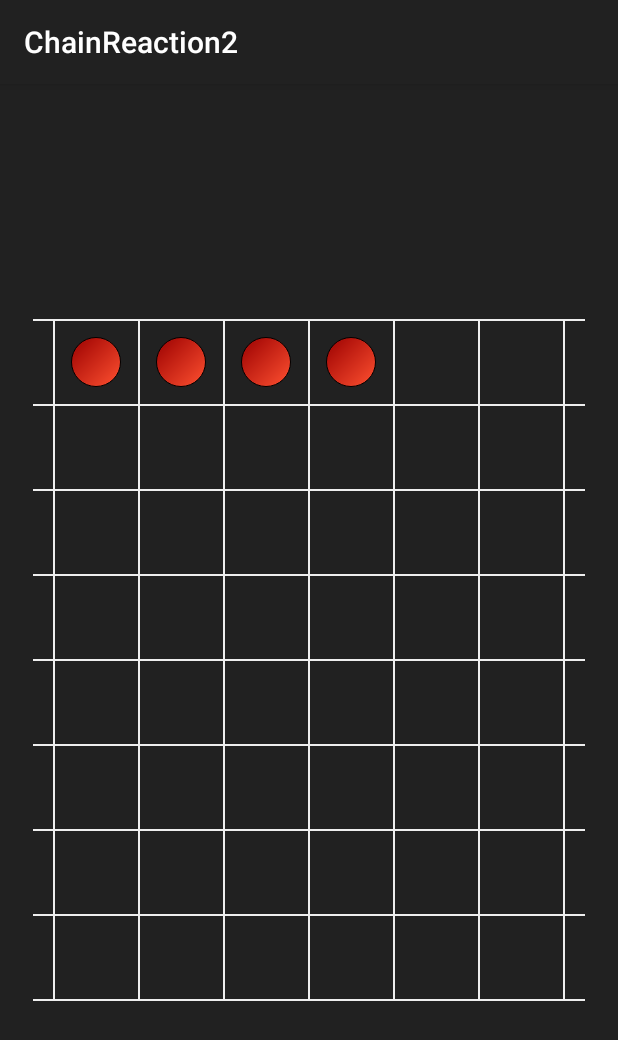
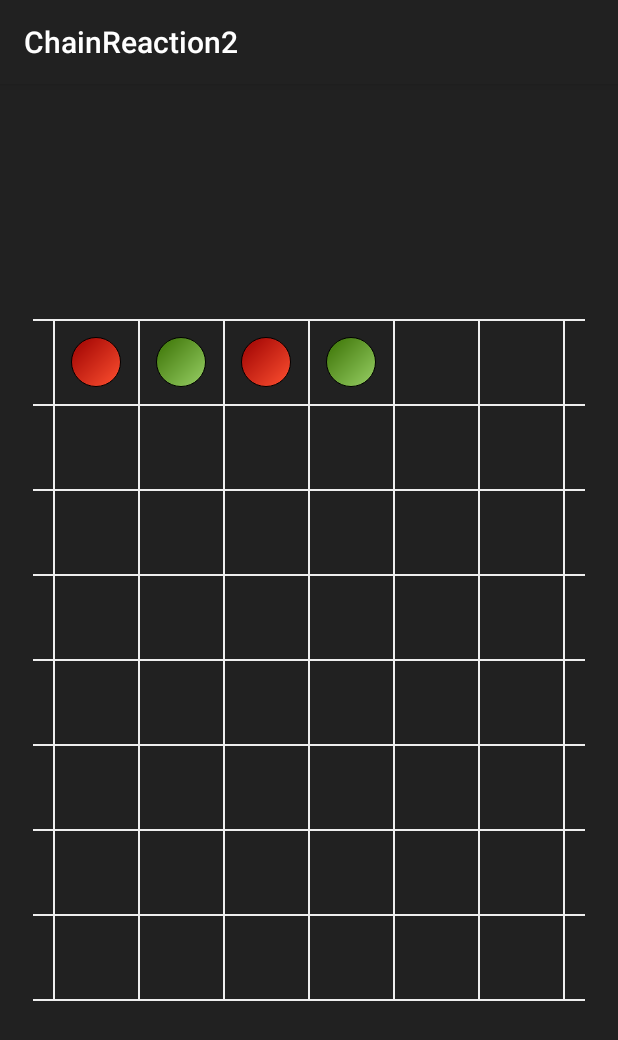
Before and after one commit to lorinczpeter94/ChainReaction2, an Android app: the MediumGameActivity screen opened directly, with no data from a screen before it, after a tap on an icon or button, on a phone screen of 412 x 824 dp. Shown: the top 1040 px of the screen. Run offline under Robolectric (Android 15) with nearby library versions, the phone set to English and light mode, and no system bars; 3 other taps on this screen came first.

Commit message:
multiplayer mode & next player done

```diff
--- a/app/src/main/java/com/example/lorinczpeter94/chainreaction2/gameActivity/MediumGameActivity.kt
+++ b/app/src/main/java/com/example/lorinczpeter94/chainreaction2/gameActivity/MediumGameActivity.kt
@@ -1,15 +1,13 @@
 package com.example.lorinczpeter94.chainreaction2.gameActivity
 
-import android.content.Context
-import android.graphics.Color
-import android.graphics.ColorFilter
+import android.graphics.drawable.Drawable
 import android.support.v7.app.AppCompatActivity
 import android.os.Bundle
 import android.support.v4.content.ContextCompat
 import android.view.View
 import android.widget.ImageView
-import android.widget.Toast
 import com.example.lorinczpeter94.chainreaction2.R
+import com.example.lorinczpeter94.chainreaction2.gameActivity.model.ActivePlayer
 import com.example.lorinczpeter94.chainreaction2.gameActivity.model.GameObject
 import com.example.lorinczpeter94.chainreaction2.gameActivity.presenter.GamePresenter
 import com.example.lorinczpeter94.chainreaction2.gameActivity.presenter.IGamePresenter
@@ -24,12 +22,14 @@ class MediumGameActivity : AppCompatActivity(), IGameView {
     internal lateinit var iGamePresenter:IGamePresenter
     //var associatedMatrix: Array<Array<Int>> = Array(8) {Array(6){0} }
     var associatedMatrix =Array(8) {Array(6) { GameObject() } }
-
+    var activePlayer = ActivePlayer(1, 2)
 
     override fun onCreate(savedInstanceState: Bundle?) {
         super.onCreate(savedInstanceState)
         setContentView(R.layout.activity_medium_game)
 
+        val playerNumber = intent.getIntExtra(PLAYERNUM, 2)
+        activePlayer.setPlayerNumber(playerNumber)
 
 
 
@@ -51,26 +51,27 @@ class MediumGameActivity : AppCompatActivity(), IGameView {
         val playerNumber = intent.getIntExtra(PLAYERNUM, 2)
 
 
-        iGamePresenter = GamePresenter(this, associatedMatrix, playerNumber)
+        iGamePresenter = GamePresenter(this, associatedMatrix, playerNumber, activePlayer)
         val objectClicked = view as ImageView
         iGamePresenter.elementClicked(objectClicked)
     }
 
 
-    override fun setOnecircle(imageView: ImageView) {
-        // Sets the circle1 drawable as background
-        imageView.background = ContextCompat.getDrawable(this, R.drawable.circle1)
-    }
-
-    override fun setTwoCircles(imageView: ImageView) {
-        // Sets the circle2 drawable as background
-        imageView.background = ContextCompat.getDrawable(this, R.drawable.circle2)
+    override fun setOnecircle(imageView: ImageView, oneCircle:Drawable) {
+        // Sets the red_circle1 drawable as background
+        imageView.background = oneCircle
 
     }
 
-    override fun setThreeCircles(imageView: ImageView) {
-        // Sets the circle3 drawable as background
-        imageView.background = ContextCompat.getDrawable(this, R.drawable.circle3)
+    override fun setTwoCircles(imageView: ImageView, twoCircles:Drawable) {
+        // Sets the red_circle2 drawable as background
+        imageView.background = twoCircles
+
+    }
+
+    override fun setThreeCircles(imageView: ImageView, threeCircles:Drawable) {
+        // Sets the red_circle3 drawable as background
+        imageView.background = threeCircles
 
     }
     override fun setNoCircle(imageView: ImageView) {
--- /dev/null
+++ b/app/src/main/java/com/example/lorinczpeter94/chainreaction2/gameActivity/model/ActivePlayer.kt
@@ -0,0 +1,20 @@
+package com.example.lorinczpeter94.chainreaction2.gameActivity.model
+
+class ActivePlayer(
+    private var currentPlayer:Int,
+    private var playerNumber:Int){
+
+
+    fun getCurrentPlayer():Int{
+        return currentPlayer
+    }
+
+    fun setPlayerNumber(playerNumber: Int){
+        this.playerNumber = playerNumber
+    }
+
+    fun nextPlayer(){
+        currentPlayer = currentPlayer % playerNumber + 1
+    }
+
+}
--- a/app/src/main/java/com/example/lorinczpeter94/chainreaction2/gameActivity/presenter/GamePresenter.kt
+++ b/app/src/main/java/com/example/lorinczpeter94/chainreaction2/gameActivity/presenter/GamePresenter.kt
@@ -1,14 +1,21 @@
 package com.example.lorinczpeter94.chainreaction2.gameActivity.presenter
 
+import android.content.Context
+import android.graphics.drawable.Drawable
+import android.support.v4.content.ContextCompat
 import android.widget.ImageView
 import com.example.lorinczpeter94.chainreaction2.R
+import com.example.lorinczpeter94.chainreaction2.gameActivity.model.ActivePlayer
 import com.example.lorinczpeter94.chainreaction2.gameActivity.model.GameObject
 import com.example.lorinczpeter94.chainreaction2.gameActivity.view.IGameView
 
-class GamePresenter(internal var iGameView: IGameView,
-                    internal var associatedMatrix:Array<Array<GameObject>>,
-                    internal var playerNumber: Int): IGamePresenter {
-    //var gameObject:GameObject()
+class GamePresenter(
+    private var iGameView: IGameView,
+    private var associatedMatrix:Array<Array<GameObject>>,
+    private var playerNumber: Int,
+    var activePlayer: ActivePlayer): IGamePresenter {
+
+
 
 
 
@@ -22,31 +29,82 @@ class GamePresenter(internal var iGameView: IGameView,
         row = indexes[0]
         column = indexes[1]
 
+        playerPut(activePlayer.getCurrentPlayer(), row, column,imageView)
+        activePlayer.nextPlayer()
 
 
 
+
+    }
+
+    private fun playerPut(currentPlayer: Int, row: Int, column: Int, imageView: ImageView){
+        //current players puts a circle
+        //TODO: don't let next player to put, if current player tried to put but h did not succeed
+        //TODO:(he pushed the other player's color)
+        //TODO:(hisCircle() function implemented below this / not used)
+
         if (circlesNumber(row,column) == 0){
-            iGameView.setOnecircle(imageView)
+            associatedMatrix[row][column].color = currentPlayer
+            iGameView.setOnecircle(imageView, chooseColor(1,currentPlayer))
             associatedMatrix[row][column].circles++
 
         } else if (circlesNumber(row, column) == 1){
-            if (isInCorner(row,column)){
+            if (isInCorner(row,column) ){
                 //TODO robbanas
 
             }else{
-                //iGameView.setNoCircle(imageView)
-                iGameView.setTwoCircles(imageView)
+                associatedMatrix[row][column].color = currentPlayer
+                iGameView.setTwoCircles(imageView, chooseColor(2,currentPlayer))
                 associatedMatrix[row][column].circles++
             }
         } else if (circlesNumber(row,column) == 2){
             if (isOnSide(row, column)){
                 //TODO robbanas
             } else{
-                iGameView.setThreeCircles(imageView)
+                associatedMatrix[row][column].color = currentPlayer
+                iGameView.setThreeCircles(imageView, chooseColor(3,currentPlayer))
                 associatedMatrix[row][column].circles++
             }
         }
+
     }
+
+    private fun hisCircle(row: Int, column: Int, currentPlayer: Int): Boolean{
+        return associatedMatrix[row][column].color == currentPlayer
+    }
+
+    private fun chooseColor(noOfCircles:Int, currentPlayer: Int):Drawable {
+        //chooses background color,  depends on no. of circles and current player
+        when (currentPlayer) {
+            1 -> return when (noOfCircles) {
+                1 -> {
+                    ContextCompat.getDrawable(iGameView as Context, R.drawable.red_circle1)!!
+                }
+                2 -> {
+                    ContextCompat.getDrawable(iGameView as Context, R.drawable.red_circle2)!!
+                }
+                3 -> {
+                    ContextCompat.getDrawable(iGameView as Context, R.drawable.red_circle3)!!
+                }
+                else -> ContextCompat.getDrawable(iGameView as Context, R.drawable.red_circle1)!!
+            }
+            2 -> return when (noOfCircles) {
+                1 -> {
+                    ContextCompat.getDrawable(iGameView as Context, R.drawable.green_circle1)!!
+                }
+                2 -> {
+                    ContextCompat.getDrawable(iGameView as Context, R.drawable.green_circle2)!!
+                }
+                3 -> {
+                    ContextCompat.getDrawable(iGameView as Context, R.drawable.green_circle3)!!
+                }
+                else -> ContextCompat.getDrawable(iGameView as Context, R.drawable.green_circle1)!!
+            }
+            else-> return ContextCompat.getDrawable(iGameView as Context, R.drawable.green_circle1)!!
+        }
+    }
+
+
 
     private fun isInCorner(row:Int, column:Int):Boolean{
         return (row == 0 && column == 0 || row == 0 && column == 5 ||
@@ -58,6 +116,7 @@ class GamePresenter(internal var iGameView: IGameView,
     }
 
     private fun circlesNumber(row: Int, column: Int):Int{
+        //returns number of circles on the current indexes
         return associatedMatrix[row][column].circles
     }
 
--- a/app/src/main/java/com/example/lorinczpeter94/chainreaction2/gameActivity/view/IGameView.kt
+++ b/app/src/main/java/com/example/lorinczpeter94/chainreaction2/gameActivity/view/IGameView.kt
@@ -1,10 +1,11 @@
 package com.example.lorinczpeter94.chainreaction2.gameActivity.view
 
+import android.graphics.drawable.Drawable
 import android.widget.ImageView
 
 interface IGameView{
-    fun setOnecircle(imageView: ImageView)
-    fun setTwoCircles(imageView: ImageView)
-    fun setThreeCircles(imageView: ImageView)
+    fun setOnecircle(imageView: ImageView, oneCircle:Drawable)
+    fun setTwoCircles(imageView: ImageView, twoCircles:Drawable)
+    fun setThreeCircles(imageView: ImageView, threeCircles:Drawable)
     fun setNoCircle(imageView: ImageView)
 }
--- /dev/null
+++ b/app/src/main/res/drawable/green_circle1.xml
@@ -0,0 +1,24 @@
+<?xml version="1.0" encoding="utf-8"?>
+<layer-list xmlns:android="http://schemas.android.com/apk/res/android">
+    <item
+            android:height="15pt"
+            android:width="15pt"
+            android:gravity="center"
+    >
+        <shape android:shape="oval">
+            <stroke android:width="0.11mm"/>
+            <gradient android:angle="135"
+                      android:startColor="@color/greenCircleLight"
+                      android:endColor="@color/greenCircleDark"
+                      android:centerX="100" />
+
+
+        </shape>
+    </item>
+
+    <item android:height="25pt" android:width="25pt">
+        <shape android:shape="rectangle">
+
+        </shape>
+    </item>
+</layer-list>
--- /dev/null
+++ b/app/src/main/res/drawable/green_circle2.xml
@@ -0,0 +1,37 @@
+<?xml version="1.0" encoding="utf-8"?>
+<layer-list xmlns:android="http://schemas.android.com/apk/res/android">
+    <item android:top="3pt"
+          android:width="15pt"
+          android:height="15pt"
+          android:left="7pt">
+        <shape android:shape="oval">
+            <stroke android:width="0.11mm"/>
+            <gradient android:angle="135"
+                      android:startColor="@color/greenCircleLight"
+                      android:endColor="@color/greenCircleDark"
+                      android:centerX="100" />
+        </shape>
+    </item>
+
+    <item android:top="10pt"
+          android:width="15pt"
+          android:height="15pt"
+          android:left="7pt">
+        <shape android:shape="oval">
+            <stroke android:width="0.11mm"/>
+            <gradient android:angle="135"
+                      android:startColor="@color/greenCircleLight"
+                      android:endColor="@color/greenCircleDark"
+                      android:centerX="100" />
+        </shape>
+
+
+
+
+    </item>
+    <item android:height="25pt" android:width="25pt">
+        <shape android:shape="rectangle">
+        </shape>
+    </item>
+
+</layer-list>
--- /dev/null
+++ b/app/src/main/res/drawable/green_circle3.xml
@@ -0,0 +1,57 @@
+<?xml version="1.0" encoding="utf-8"?>
+<layer-list xmlns:android="http://schemas.android.com/apk/res/android">
+
+
+
+    <item android:top="8pt"
+          android:left="8pt"
+          android:width="15pt"
+          android:height="15pt">
+        <shape android:shape="oval">
+
+            <stroke android:width="0.11mm"/>
+            <gradient android:angle="135"
+                      android:startColor="@color/greenCircleLight"
+                      android:endColor="@color/greenCircleDark"
+                      android:centerX="100" />
+        </shape>
+    </item>
+
+    <item android:left="8pt"
+          android:top="3pt"
+          android:width="15pt"
+          android:height="15pt">
+        <shape android:shape="oval">
+            <stroke android:width="0.11mm"/>
+            <gradient android:angle="135"
+                      android:startColor="@color/greenCircleLight"
+                      android:endColor="@color/greenCircleDark"
+                      android:centerX="100" />
+        </shape>
+    </item>
+
+    <item android:top="5pt"
+          android:left="2pt"
+          android:width="15pt"
+          android:height="15pt">
+        <shape android:shape="oval">
+
+            <stroke android:width="0.11mm"/>
+            <gradient android:angle="135"
+                      android:startColor="@color/greenCircleLight"
+                      android:endColor="@color/greenCircleDark"
+                      android:centerX="100" />
+        </shape>
+    </item>
+
+
+
+    <item android:height="25pt" android:width="25pt">
+        <shape android:shape="rectangle">
+        </shape>
+    </item>
+
+
+
+
+</layer-list>
--- a/app/src/main/res/values/colors.xml
+++ b/app/src/main/res/values/colors.xml
@@ -7,7 +7,7 @@
     <color name="redCircleLight">#ff5131</color>
     <color name="redCircleDark">#9b0000</color>
 
-    <color name="greenCircleLight">#b0ff57</color>
-    <color name="greenCircleDark">#32cb00</color>
+    <color name="greenCircleLight">#99d066</color>
+    <color name="greenCircleDark">#387002</color>
     <color name="gridColor">#eeeeee</color>
 </resources>
```
Also changed, not shown: app/src/main/res/drawable/red_circle1.xml (renamed from app/src/main/res/drawable/circle1.xml), app/src/main/res/drawable/red_circle2.xml (renamed from app/src/main/res/drawable/circle2.xml), app/src/main/res/drawable/red_circle3.xml (renamed from app/src/main/res/drawable/circle3.xml).
